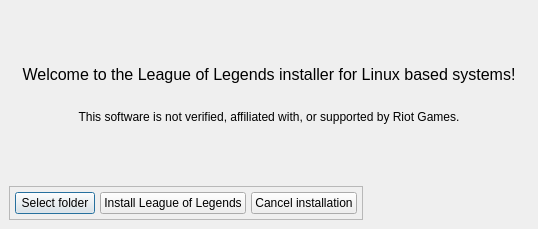
Before: the Qt Designer form installer.ui in polkaulfield/lol-for-linux-installer, drawn with Qt 5.
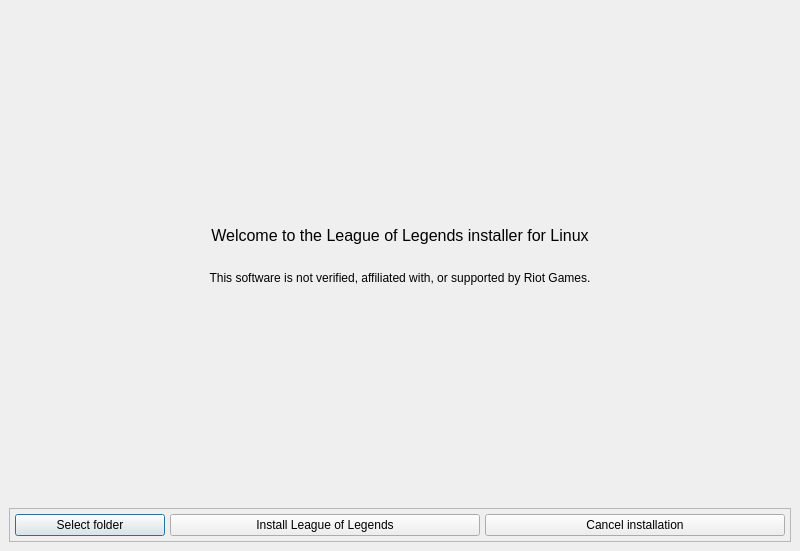
After: the same form once the commit is applied. Icons and pictures are not drawn.

Commit message: [Python UI] not sure why is not scaling

The edit to the form file:
```diff
--- a/installer.ui
+++ b/installer.ui
@@ -9,8 +9,8 @@
    <rect>
     <x>0</x>
     <y>0</y>
-    <width>538</width>
-    <height>229</height>
+    <width>769</width>
+    <height>551</height>
    </rect>
   </property>
   <property name="sizePolicy">
@@ -53,7 +53,7 @@
          </font>
         </property>
         <property name="text">
-         <string>Welcome to the League of Legends installer for Linux based systems!</string>
+         <string>Welcome to the League of Legends installer for Linux</string>
         </property>
         <property name="alignment">
          <set>Qt::AlignCenter</set>
@@ -159,6 +159,12 @@
          </property>
          <item>
           <widget class="QPushButton" name="selectFolder">
+           <property name="minimumSize">
+            <size>
+             <width>150</width>
+             <height>0</height>
+            </size>
+           </property>
            <property name="maximumSize">
             <size>
              <width>130</width>
@@ -194,6 +200,12 @@
              <verstretch>0</verstretch>
             </sizepolicy>
            </property>
+           <property name="minimumSize">
+            <size>
+             <width>310</width>
+             <height>0</height>
+            </size>
+           </property>
            <property name="maximumSize">
             <size>
              <width>190</width>
@@ -219,6 +231,12 @@
            <property name="enabled">
             <bool>true</bool>
            </property>
+           <property name="minimumSize">
+            <size>
+             <width>300</width>
+             <height>0</height>
+            </size>
+           </property>
            <property name="text">
             <string>Cancel installation</string>
            </property>
```
Left out of the diff: 6 changed lines with no effect on the pictures.
